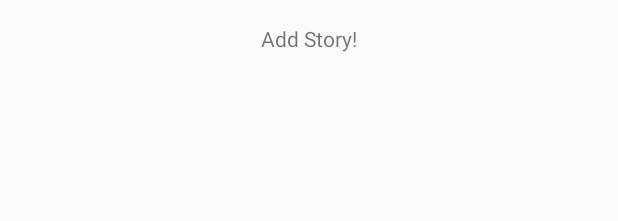
After one commit to nirtz89/stellarApp, an Android app: the layout stories_fragment.xml on its own in the app's theme, with its tools: preview values and no code run, on a phone screen of 412 x 824 dp. The commit adds this screen. Shown: the top 221 px of the screen. Run offline under Robolectric (Android 15) with nearby library versions, the phone set to English and light mode, and no system bars.

Commit message:
Fragments!

```diff
--- a/app/build.gradle
+++ b/app/build.gradle
@@ -26,4 +26,5 @@ dependencies {
     testImplementation 'junit:junit:4.12'
     androidTestImplementation 'com.android.support.test:runner:1.0.2'
     androidTestImplementation 'com.android.support.test.espresso:espresso-core:3.0.2'
+    implementation 'com.android.support:support-v4:28.0.0-alpha1'
 }
--- /dev/null
+++ b/app/src/main/res/layout/stories_fragment.xml
@@ -0,0 +1,18 @@
+<?xml version="1.0" encoding="utf-8"?>
+<android.support.constraint.ConstraintLayout
+    xmlns:android="http://schemas.android.com/apk/res/android"
+    xmlns:app="http://schemas.android.com/apk/res-auto"
+    xmlns:tools="http://schemas.android.com/tools"
+    android:layout_width="match_parent"
+    android:layout_height="match_parent">
+
+    <TextView
+        android:id="@+id/textView5"
+        android:layout_width="wrap_content"
+        android:layout_height="wrap_content"
+        android:layout_marginTop="16dp"
+        android:text="Add Story!"
+        app:layout_constraintEnd_toEndOf="parent"
+        app:layout_constraintStart_toStartOf="parent"
+        app:layout_constraintTop_toTopOf="parent" />
+</android.support.constraint.ConstraintLayout>
--- a/app/src/main/res/values/strings.xml
+++ b/app/src/main/res/values/strings.xml
@@ -1,5 +1,5 @@
 <resources>
-    <string name="app_name">stellarApp</string>
+    <string name="app_name">Stellar</string>
     <string name="title_home">Home</string>
     <string name="title_dashboard">Dashboard</string>
     <string name="title_notifications">Notifications</string>
```
Also changed, not shown: app/src/main/java/com/example/nir/stellarapp/FragmentStories.java (added, +23 -0 lines), app/src/main/java/com/example/nir/stellarapp/MainActivity.java (+26 -4 lines), app/src/main/java/com/example/nir/stellarapp/StatePagerAdapter.java (added, +33 -0 lines), app/src/main/res/layout/activity_main.xml (+10 -11 lines), app/src/main/res/layout/add_story_fragment.xml (added, +18 -0 lines).
